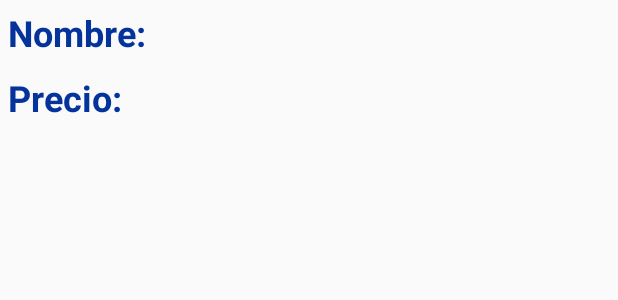
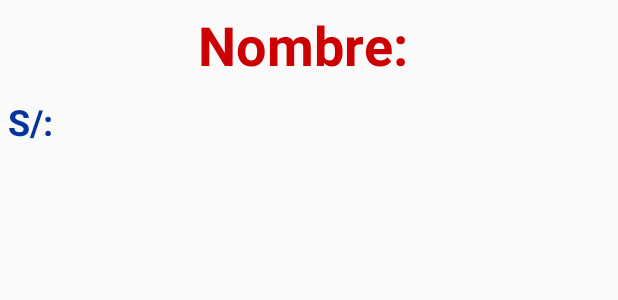
Before and after one commit to ferjesus/ProyectoNOSQL2017, an Android app: the layout custom_list.xml on its own in the app's theme, with its tools: preview values and no code run, on a phone screen of 412 x 824 dp. Shown: the top 300 px of the screen. Run offline under Robolectric (Android 15) with nearby library versions, the phone set to English and light mode, and no system bars.

Commit message:
Fernando Rodriguez Lopez  mejoras

```diff
--- a/app/src/main/java/com/questdot/firebasedatabaseexample/CustomAdapter1.java
+++ b/app/src/main/java/com/questdot/firebasedatabaseexample/CustomAdapter1.java
@@ -56,7 +56,7 @@ public class CustomAdapter1 extends BaseAdapter {
         link = (TextView) view.findViewById(R.id.readlink);
         imagen = (ImageView) view.findViewById(R.id.imageView);
 
-        name.setText(name.getText()+""+data.get(i).getnombre());
+        name.setText(data.get(i).getnombre());
         precio.setText(precio.getText()+""+ data.get(i).getPrecio());
         //link.setText(link.getText()+""+data.get(i).getLink());
         Glide.with(context).load(data.get(i).getLink()).centerCrop().into(imagen);
--- a/app/src/main/res/layout/custom_list.xml
+++ b/app/src/main/res/layout/custom_list.xml
@@ -2,11 +2,6 @@
 <LinearLayout xmlns:android="http://schemas.android.com/apk/res/android"
     android:orientation="vertical" android:layout_width="match_parent"
     android:layout_height="match_parent">
-
-    <ImageView
-        android:id="@+id/imageView"
-        android:layout_width="wrap_content"
-        android:layout_height="wrap_content" />
 
     <TextView
         android:id="@+id/readname"
@@ -16,16 +11,23 @@
         android:layout_gravity="center"
         android:padding="5dp"
         android:text="Nombre: "
-        android:textAppearance="@style/TextAppearance.AppCompat.Headline"
-        android:textColor="@color/FBcolor"
+        android:textAlignment="center"
+        android:textAppearance="@style/TextAppearance.AppCompat.Menu"
+        android:textColor="@android:color/holo_red_dark"
+        android:textSize="36sp"
         android:textStyle="bold" />
+    <ImageView
+        android:id="@+id/imageView"
+        android:layout_width="wrap_content"
+        android:layout_height="wrap_content" />
+
 
     <TextView
         android:id="@+id/readage"
         android:layout_width="match_parent"
         android:layout_height="wrap_content"
         android:padding="5dp"
-        android:text="Precio: "
+        android:text="S/: "
         android:textAppearance="@style/TextAppearance.AppCompat.Headline"
         android:textColor="@color/FBcolor"
         android:textStyle="bold" />
```
